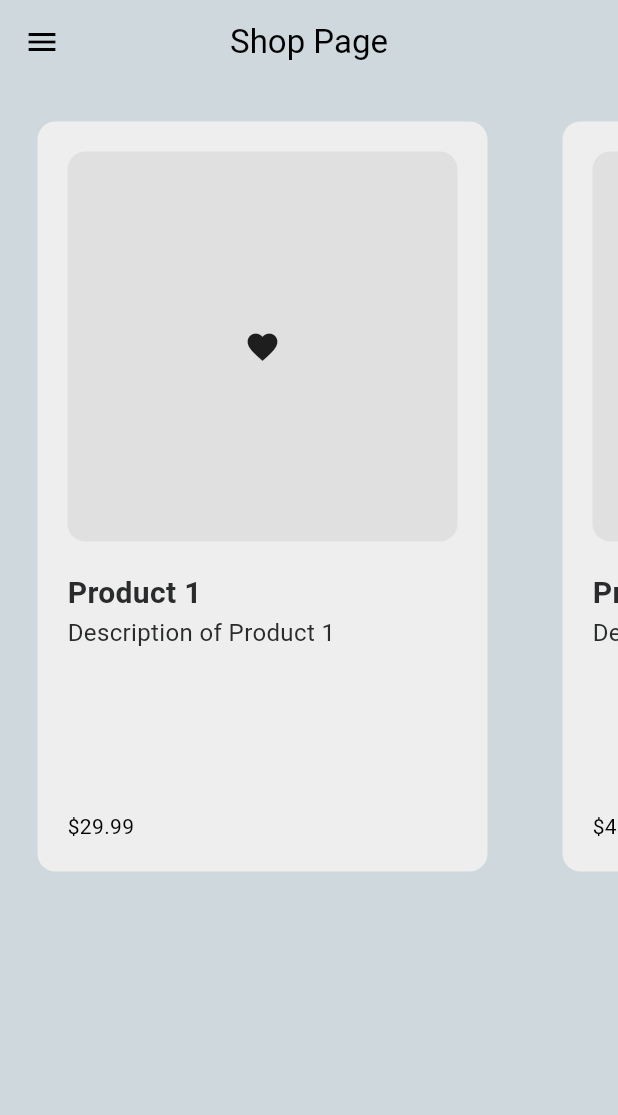
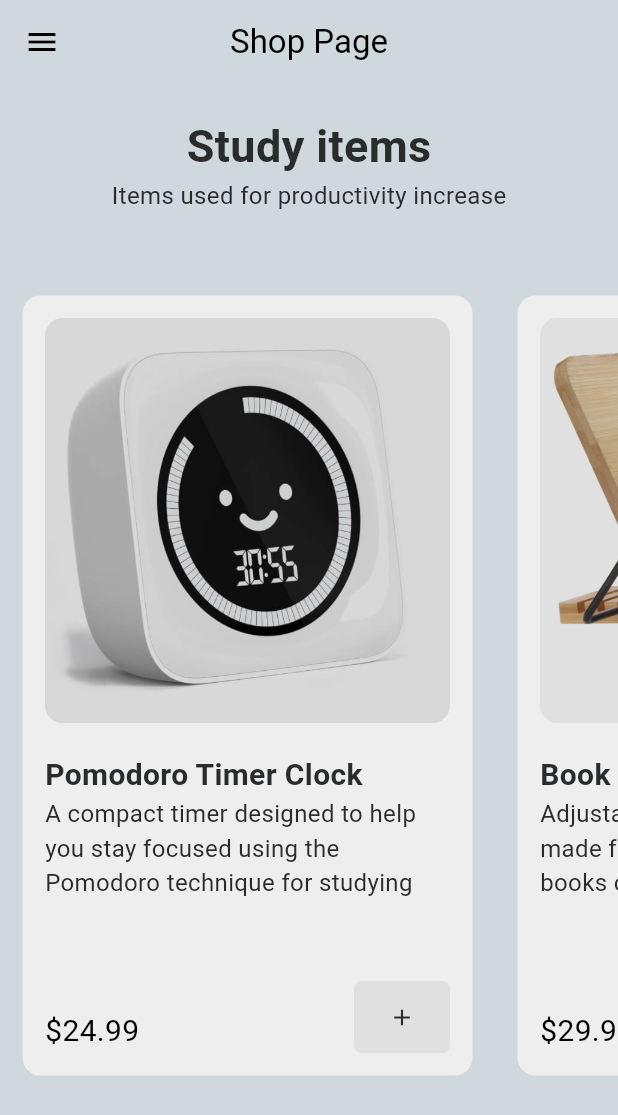
Before and after one commit to MajstorUgvej/EcomShop, a Flutter app: the ShopPage screen opened by its route, on a phone screen of 412 x 824 dp. Shown: the top 1115 px of the screen. Run offline on Flutter 3.47's test engine with Material 3 defaults, Android fonts, the light colour scheme and no system bars.

Commit message:
Almost complete UI

```diff
--- a/lib/main.dart
+++ b/lib/main.dart
@@ -1,4 +1,5 @@
 import 'package:ecom_shop/models/cart.dart';
+import 'package:ecom_shop/pages/cart_page.dart';
 import 'package:ecom_shop/pages/shop_page.dart';
 import 'package:ecom_shop/pages/start_page.dart';
 import 'package:ecom_shop/themes/light_theme.dart';
@@ -26,6 +27,7 @@
       routes: {
         '/start_page': (context) => const StartPage(),
         '/shop_page': (context) => const ShopPage(),
+        '/cart_page': (context) => const CartPage(),
       },
 
     );
--- a/lib/models/cart.dart
+++ b/lib/models/cart.dart
@@ -5,24 +5,28 @@
   // list of products
   List<Product> products = [
     Product(
-      name: "Product 1",
-      description: "Description of Product 1",
-      price: 29.99
+      name: "Pomodoro Timer Clock",
+      description: "A compact timer designed to help you stay focused using the Pomodoro technique for studying",
+      price: 24.99,
+      imagePath: 'assets/pomodoro_timer.png'
     ),
     Product(
-      name: "Product 2",
-      description: "Description of Product 2",
-      price: 49.99,
+      name: "Book Stand",
+      description: "Adjustable, ergonomic book stand made from wood, perfect for holding books or tablets while studying",
+      price: 29.99,
+      imagePath: 'assets/book_stand.png'
     ),
     Product(
-      name: "Product 3",
-      description: "Description of Product 3",
-      price: 19.99,
+      name: "Desk Lamp",
+      description: "LED desk lamp with adjustable positioning, makde for late night reading",
+      price: 39.99,
+      imagePath: 'assets/desk_lamp.png'
     ),
     Product(
-      name: "Product 4",
-      description: "Description of Product 4",
-      price: 39.99,
+      name: "Habit Tracker Notebook",
+      description: "Notebook with habit trackers designed to help with tracking daily habits and routines",
+      price: 14.99,
+      imagePath: 'assets/habit_tracker.png'
     ),
   ];
 
--- a/lib/models/product.dart
+++ b/lib/models/product.dart
@@ -2,13 +2,13 @@
   final String name;
   final String description;
   final double price;
- // final String imagePath;
+  final String imagePath;
 
   Product({
     required this.name,
     required this.description,
     required this.price,
-  //  required this.imagePath,
+    required this.imagePath,
   });
 
 }
--- /dev/null
+++ b/lib/pages/cart_page.dart
@@ -0,0 +1,20 @@
+import 'package:flutter/material.dart';
+
+class CartPage extends StatelessWidget {
+  const CartPage({super.key});
+
+  @override
+  Widget build(BuildContext context) {
+    return Scaffold(
+      body: Center(
+        child: Text(
+          'Cart Page',
+          style: TextStyle(
+            fontSize: 24,
+            color: Theme.of(context).colorScheme.inversePrimary,
+          ),
+        ),
+      ),
+    );
+  }
+}
--- a/lib/pages/shop_page.dart
+++ b/lib/pages/shop_page.dart
@@ -19,7 +19,29 @@
         title: Text("Shop Page"),
         centerTitle: true,
       ),
-      body: SizedBox(
+      body: Padding(
+        padding: const EdgeInsets.symmetric(vertical: 20),
+        child: Column(
+          children: [
+            // title
+            Text('Study items', style: TextStyle(
+              fontSize: 30,
+              fontWeight: FontWeight.bold,
+              color: Theme.of(context).colorScheme.inversePrimary
+            )),
+
+            // subtitle
+            Text('Items used for productivity increase', style: TextStyle(
+              fontSize: 16,
+              color: Theme.of(context).colorScheme.inversePrimary
+            )),
+
+            SizedBox(
+              height: 40,
+            ),
+
+            // list of products
+            SizedBox(
               height: 550,
               child: ListView.builder(
                 itemCount: products.length,
@@ -29,8 +51,75 @@
                 },
               ),
             ),
+          ],
+        ),
+      ),
       drawer: Drawer(
-
+        child: Padding(
+        padding: const EdgeInsets.only(left: 15, bottom: 40),
+          child: Column(
+            mainAxisAlignment: MainAxisAlignment.spaceBetween,
+            children:[ Column(
+                children: [
+              DrawerHeader(
+                child: Icon(Icons.book,
+                  color: Theme.of(context).colorScheme.primary,
+                  size: 100
+              ),),
+              Divider(
+                height: 30,
+                color: Colors.transparent,
+              ),
+              GestureDetector(
+                onTap: () {
+                  Navigator.pop(context);
+                },
+                child: Row(
+                  children: [
+                    Icon(Icons.shopping_bag_outlined, size: 40),
+                    Text("Shop", style: TextStyle(
+                      fontSize: 20
+                    ),)
+                  ],
+                ),
+              ),
+              Divider(
+                height: 10,
+                color: Colors.transparent,
+              ),
+              GestureDetector(
+                onTap: () {
+                  Navigator.pop(context);
+                  Navigator.pushNamed(context, '/cart_page');
+                },
+                child: Row(
+                  children: [
+                    Icon(Icons.shopping_cart_outlined, size: 40),
+                    Text("Cart", style: TextStyle(
+                      fontSize: 20,
+                    ),)
+                  ],
+                ),
+              ),
+                ],
+              ),
+              GestureDetector(
+                onTap: () {
+                  Navigator.pop(context);
+                  Navigator.pushNamed(context, '/start_page');
+                },
+                child: Row(
+                  children: [
+                    Icon(Icons.logout, size:40),
+                    Text("Log out", style: TextStyle(
+                      fontSize: 20
+                    ),)
+                  ],
+                ),
+              ),
+            ],
+          ),
+        )
       ),
     );
   }
--- a/lib/pages/start_page.dart
+++ b/lib/pages/start_page.dart
@@ -11,9 +11,9 @@
         child: Column(
           mainAxisAlignment: MainAxisAlignment.center,
           children: [
-            // Personal logo
+            //Personal logo
             Icon(
-              Icons.shopping_bag_rounded,
+              Icons.book,
               size: 100,
               color: Theme.of(context).colorScheme.inversePrimary,
             ),
@@ -21,7 +21,7 @@
 
             // Title
             Text(
-              'Test Shop',
+              'Study Shop',
               style: TextStyle(
                 fontSize: 24,
                 fontWeight: FontWeight.bold,
@@ -30,7 +30,7 @@
 
             // Subtitle
             Text(
-              'Your one-stop shop for everything',
+              'Your one-stop shop for productivity',
               style: TextStyle(
                 fontSize: 16,
               ),
--- a/lib/utilities/product_tile.dart
+++ b/lib/utilities/product_tile.dart
@@ -8,9 +8,9 @@
   @override
   Widget build(context) {
     return Padding(
-      padding: const EdgeInsets.all(25),
+      padding: const EdgeInsets.all(15),
       child: Container(
-        padding: const EdgeInsets.all(20),
+        padding: const EdgeInsets.all(15),
         width: 300,
         decoration: BoxDecoration(
           color: Theme.of(context).colorScheme.primary,
@@ -32,7 +32,15 @@
                     color: Theme.of(context).colorScheme.secondary,
                     borderRadius: BorderRadius.circular(12),
                   ),
-                  child: Icon(Icons.favorite)
+                  child: ClipRRect(
+                    borderRadius: BorderRadius.circular(12),
+                    child: Image.asset(
+                      product.imagePath,
+                      color: Theme.of(context).colorScheme.secondary,
+                      colorBlendMode: BlendMode.multiply,
+
+                    ),
+                  ),
                 ),),
 
 
@@ -54,7 +62,24 @@
             ),
 
             //Product price and add to cart button
-            Text('\$' + product.price.toStringAsFixed(2)),
+            Row(
+              crossAxisAlignment: CrossAxisAlignment.end,
+              mainAxisAlignment: MainAxisAlignment.spaceBetween,
+              children: [
+                Text('\$${product.price.toStringAsFixed(2)}', style: TextStyle(
+                  fontSize: 20,
+                ),),
+                Container(
+                  decoration: BoxDecoration(
+                    color: Theme.of(context).colorScheme.secondary,
+                    borderRadius: BorderRadius.circular(5),
+                  ),
+                  child: TextButton(onPressed: () {
+
+                  }, child: Icon(Icons.add, color: Theme.of(context).colorScheme.inversePrimary)),
+                ),
+              ],
+            ),
           ],
         ),
       ),
--- a/pubspec.yaml
+++ b/pubspec.yaml
@@ -62,7 +62,9 @@
   uses-material-design: true
 
   # To add assets to your application, add an assets section, like this:
-  # assets:
+  assets:
+      - assets/
+
   #   - images/a_dot_burr.jpeg
   #   - images/a_dot_ham.jpeg
 
```
Also changed, not shown: assets/book_stand.png (added), assets/desk_lamp.png (added), assets/habit_tracker.png (added), assets/pomodoro_timer.png (added). Lines whose indentation alone changed are shown as unchanged.
